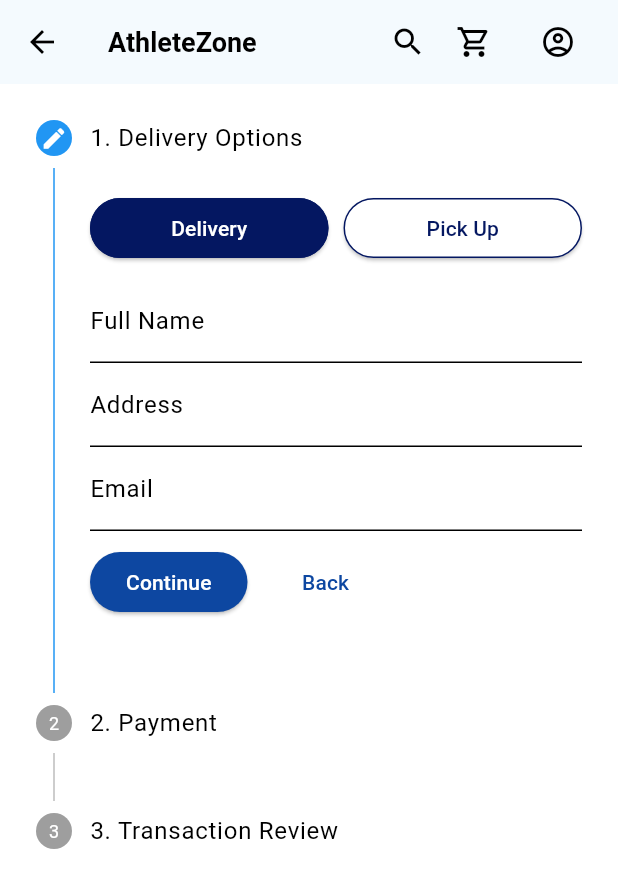
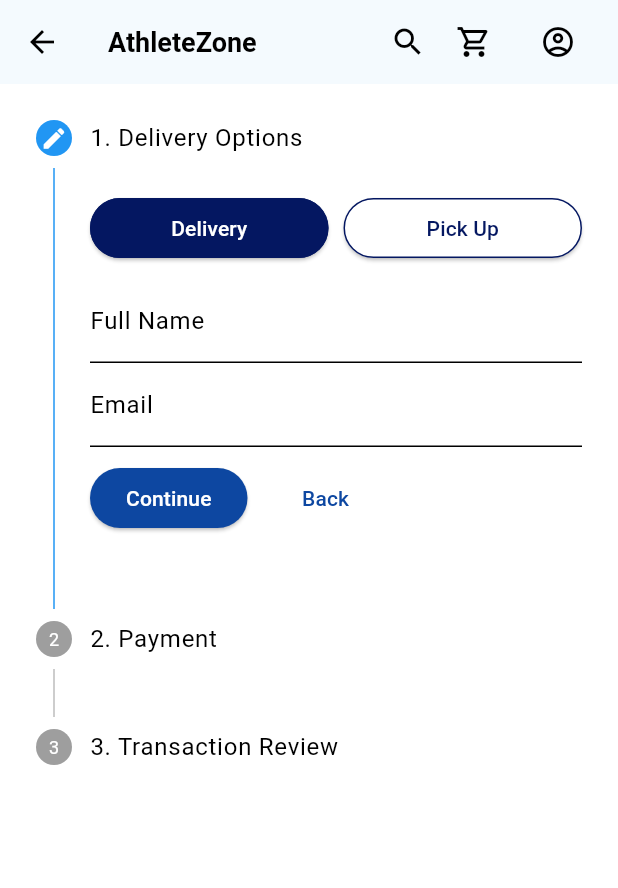
Before and after one commit to najmiiqbalhanif/Aplikasi-Kasir-Yoomie, a Flutter app: the CheckoutPage screen opened directly with empty values, on a phone screen of 412 x 824 dp. Shown: the top 888 px of the screen. Run offline on Flutter 3.47's test engine with Material 3 defaults, Android fonts, the phone set to English and light mode, and no system bars; our stand-ins replace flutter_local_notifications, image_picker, rxdart, shared_preferences; accounts and stored records are empty.

Commit message:
Hapus status dan address

```diff
--- a/lib/models/Payment.dart
+++ b/lib/models/Payment.dart
@@ -27,20 +27,17 @@ class PaymentItemDTO {
 class PaymentDTO {
   int cashierId; // This is the cashier ID from SharedPreferences
   String paymentMethod;
-  String address;
   double totalAmount;
 
   PaymentDTO({
     required this.cashierId,
     required this.paymentMethod,
-    required this.address,
     required this.totalAmount,
   });
 
   Map<String, dynamic> toJson() => {
     'cashierId': cashierId,
     'paymentMethod': paymentMethod,
-    'address': address,
     'totalAmount': totalAmount,
   };
 
--- a/lib/models/transactionDTO.dart
+++ b/lib/models/transactionDTO.dart
@@ -6,8 +6,6 @@ class TransactionDTO {
   final String cartSummary; // Ringkasan produk di cart
   final double totalAmount; // Total harga
   final String paymentMethod; // Metode pembayaran
-  final String paymentStatus; // Status pembayaran
-  final String address; // Alamat dari pembayaran
 
   TransactionDTO({
     required this.id,
@@ -17,8 +15,6 @@ class TransactionDTO {
     required this.cartSummary,
     required this.totalAmount,
     required this.paymentMethod,
-    required this.paymentStatus,
-    required this.address,
   });
 
   factory TransactionDTO.fromJson(Map<String, dynamic> json) {
@@ -30,8 +26,6 @@ class TransactionDTO {
       cartSummary: json['cartSummary'],
       totalAmount: json['totalAmount'].toDouble(),
       paymentMethod: json['paymentMethod'],
-      paymentStatus: json['paymentStatus'],
-      address: json['address'],
     );
   }
 
@@ -44,8 +38,6 @@ class TransactionDTO {
       'cartSummary': cartSummary,
       'totalAmount': totalAmount,
       'paymentMethod': paymentMethod,
-      'paymentStatus': paymentStatus,
-      'address': address,
     };
   }
 }
--- a/lib/presentation/pages/checkoutPayment.dart
+++ b/lib/presentation/pages/checkoutPayment.dart
@@ -28,7 +28,6 @@ class _CheckoutPageState extends State<CheckoutPage> {
   final _formKey = GlobalKey<FormState>();
 
   TextEditingController _fullNameController = TextEditingController();
-  TextEditingController _addressController = TextEditingController();
   TextEditingController _emailController = TextEditingController();
 
 
@@ -71,7 +70,6 @@ class _CheckoutPageState extends State<CheckoutPage> {
   @override
   void dispose() {
     _fullNameController.dispose();
-    _addressController.dispose();
     _emailController.dispose();
     super.dispose();
   }
@@ -208,11 +206,6 @@ class _CheckoutPageState extends State<CheckoutPage> {
                       decoration: InputDecoration(labelText: "Full Name"),
                       validator: (value) => value == null || value.isEmpty ? 'Required' : null,
                       // onChanged is not needed if using controller and validation is done on continue
-                    ),
-                    TextFormField(
-                      controller: _addressController,
-                      decoration: InputDecoration(labelText: "Address"),
-                      validator: (value) => value == null || value.isEmpty ? 'Required' : null,
                     ),
                     TextFormField(
                       controller: _emailController,
@@ -356,7 +349,6 @@ class _CheckoutPageState extends State<CheckoutPage> {
                         final payment = PaymentDTO(
                           cashierId: cashierId,
                           paymentMethod: _selectedPaymentMethod ?? 'credit',
-                          address: isDelivery ? _addressController.text : (selectedLocation ?? 'N/A'),
                           totalAmount: widget.totalPrice,
                         );
 
--- a/lib/presentation/pages/transactionsPage.dart
+++ b/lib/presentation/pages/transactionsPage.dart
@@ -133,8 +133,6 @@ class _TransactionsPageState extends State<TransactionsPage> {
                   crossAxisAlignment: CrossAxisAlignment.start,
                   children: [
                     Text('Payment Method: ${transaction.paymentMethod}'),
-                    Text('Payment Status: ${transaction.paymentStatus}'),
-                    Text('Address: ${transaction.address}'),
                     const Divider(),
                     Text(
                       'Items: ${transaction.cartSummary}', // Menampilkan ringkasan cart
```
